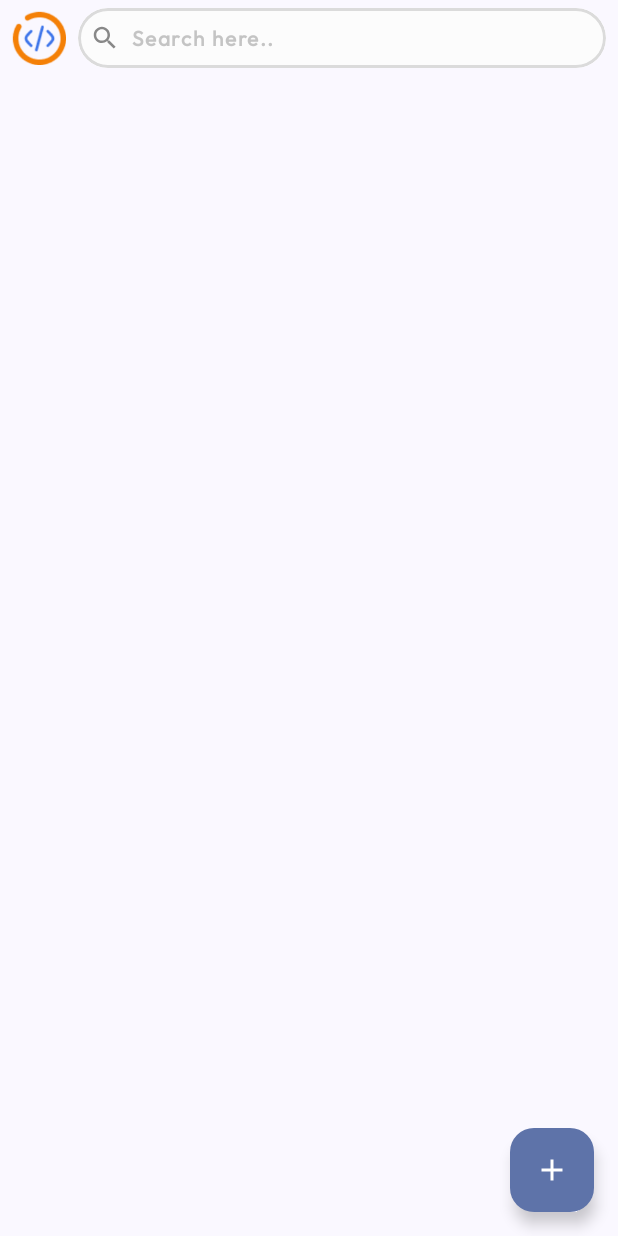
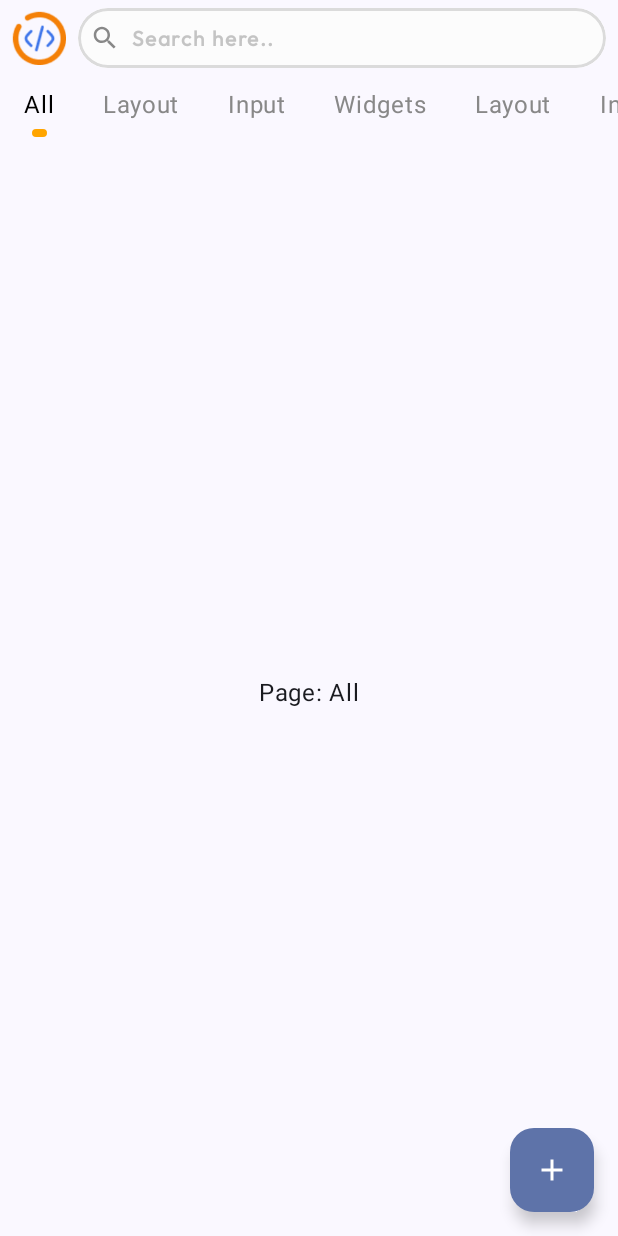
Before and after one commit to amzik763/codebase, an Android app built with Jetpack Compose: the screen it shows after launch (MainActivity), on a phone screen of 412 x 824 dp. Run offline under Robolectric (Android 15) with nearby library versions, the phone set to English and light mode, and no system bars; our stand-ins replace Dagger/Hilt's generated code.

Commit message:
Viewpager added

```diff
--- a/app/build.gradle.kts
+++ b/app/build.gradle.kts
@@ -106,9 +106,9 @@ dependencies {
     implementation("org.jetbrains.kotlinx:kotlinx-coroutines-android:1.7.3")
 
     //Viewpager
-    implementation("com.google.accompanist:accompanist-pager:0.30.1")
-    implementation("com.google.accompanist:accompanist-pager-indicators:0.30.1")
-
+  /*  implementation("com.google.accompanist:accompanist-pager:0.36.0")
+    implementation("com.google.accompanist:accompanist-pager-indicators:0.36.0")
+*/
 }
 
 
--- a/app/src/main/java/com/amzi/codebase/screens/dashboard.kt
+++ b/app/src/main/java/com/amzi/codebase/screens/dashboard.kt
@@ -1,19 +1,30 @@
 package com.amzi.codebase.screens
 
 import android.util.Log
+import androidx.compose.animation.core.animateDpAsState
+import androidx.compose.foundation.ExperimentalFoundationApi
 import androidx.compose.foundation.Image
+import androidx.compose.foundation.ScrollState
 import androidx.compose.foundation.background
 import androidx.compose.foundation.border
 import androidx.compose.foundation.clickable
+import androidx.compose.foundation.horizontalScroll
 import androidx.compose.foundation.layout.Arrangement
 import androidx.compose.foundation.layout.Box
 import androidx.compose.foundation.layout.Column
 import androidx.compose.foundation.layout.Row
+import androidx.compose.foundation.layout.Spacer
 import androidx.compose.foundation.layout.fillMaxSize
 import androidx.compose.foundation.layout.fillMaxWidth
 import androidx.compose.foundation.layout.height
+import androidx.compose.foundation.layout.offset
 import androidx.compose.foundation.layout.padding
 import androidx.compose.foundation.layout.size
+import androidx.compose.foundation.layout.width
+import androidx.compose.foundation.layout.wrapContentWidth
+import androidx.compose.foundation.pager.HorizontalPager
+import androidx.compose.foundation.pager.rememberPagerState
+import androidx.compose.foundation.rememberScrollState
 import androidx.compose.foundation.shape.CircleShape
 import androidx.compose.foundation.shape.RoundedCornerShape
 import androidx.compose.foundation.text.BasicTextField
@@ -24,13 +35,20 @@ import androidx.compose.material3.ExperimentalMaterial3Api
 import androidx.compose.material3.Icon
 import androidx.compose.material3.IconButton
 import androidx.compose.material3.MaterialTheme
+import androidx.compose.material3.ScrollableTabRow
+import androidx.compose.material3.Tab
+import androidx.compose.material3.TabRow
+import androidx.compose.material3.TabRowDefaults
 import androidx.compose.material3.Text
 import androidx.compose.material3.TextField
 import androidx.compose.material3.TextFieldDefaults
 import androidx.compose.runtime.Composable
+import androidx.compose.runtime.LaunchedEffect
 import androidx.compose.runtime.getValue
+import androidx.compose.runtime.mutableStateMapOf
 import androidx.compose.runtime.mutableStateOf
 import androidx.compose.runtime.remember
+import androidx.compose.runtime.rememberCoroutineScope
 import androidx.compose.runtime.setValue
 import androidx.compose.ui.Alignment
 import androidx.compose.ui.Modifier
@@ -38,11 +56,16 @@ import androidx.compose.ui.draw.clip
 import androidx.compose.ui.graphics.Color
 import androidx.compose.ui.graphics.SolidColor
 import androidx.compose.ui.layout.ContentScale
+import androidx.compose.ui.layout.onGloballyPositioned
+import androidx.compose.ui.layout.positionInWindow
+import androidx.compose.ui.platform.LocalConfiguration
+import androidx.compose.ui.platform.LocalDensity
 import androidx.compose.ui.res.painterResource
 import androidx.compose.ui.text.TextStyle
 import androidx.compose.ui.text.font.FontWeight
 import androidx.compose.ui.text.input.TextFieldValue
 import androidx.compose.ui.tooling.preview.Preview
+import androidx.compose.ui.unit.IntOffset
 import androidx.compose.ui.unit.TextUnit
 import androidx.compose.ui.unit.TextUnitType
 import androidx.compose.ui.unit.dp
@@ -54,6 +77,9 @@ import com.amzi.codebase.ui.theme.lightBlack
 import com.amzi.codebase.ui.theme.lightGrey
 import com.amzi.codebase.ui.theme.lighterGrey
 import com.amzi.codebase.ui.theme.paleWhite
+import kotlinx.coroutines.launch
+import kotlin.math.max
+import kotlin.math.min
 
 @Composable
 fun Dashboard(navController: NavHostController) {
@@ -61,6 +87,8 @@ fun Dashboard(navController: NavHostController) {
     Column {
         Log.d("MainActivity.TAG","Dashboard")
         Header()
+        ViewPagerWithTabs()
+
     }
 }
 
@@ -157,26 +185,124 @@ fun SearchBar(
     }
 }
 
-@Composable
-fun MyScreen() {
-    var searchQuery by remember { mutableStateOf("") }
-
-    SearchBar(
-        query = searchQuery,
-        onQueryChanged = { newQuery -> searchQuery = newQuery },
-        onClearQuery = { searchQuery = "" },
-        modifier = Modifier.padding(16.dp)
-    )
-}
 
 
+@OptIn(ExperimentalFoundationApi::class)
 @Composable
-fun SearchBarSample() {
-    var query by remember { mutableStateOf("") }
+fun ViewPagerWithTabs() {
+    val tabTitles = listOf(
+        "All", "Layout", "Input", "Widgets", "Layout", "Input", "Widgets",
+        "Layout", "Input", "Widgets"
+    )
+    val pagerState = rememberPagerState(initialPage = 0, initialPageOffsetFraction = 0f) {
+        tabTitles.size
+    }
+    val coroutineScope = rememberCoroutineScope()
+    val scrollState = rememberScrollState()
 
-    SearchBar(
-        query = query,
-        onQueryChanged = { query = it },
-        onClearQuery = { query = "" }
-    )
+    // Track tab offsets and widths
+    val tabPositions = remember { mutableStateMapOf<Int, IntOffset>() }
+    val tabWidths = remember { mutableStateMapOf<Int, Int>() }
+    val localDensity = LocalDensity.current
+    val localConfiguration = LocalConfiguration.current
+    // Use LaunchedEffect to handle page changes and scrolling
+    LaunchedEffect(pagerState.currentPage) {
+        val page = pagerState.currentPage
+        val tabPosition = tabPositions[page] ?: return@LaunchedEffect
+        val tabWidth = tabWidths[page] ?: return@LaunchedEffect
+
+        val scrollX = scrollState.value.toFloat()
+        val screenWidthPx = with(localDensity) { localConfiguration.screenWidthDp.dp.toPx() }
+        val tabLeftEdge = tabPosition.x.toFloat()
+        val tabRightEdge = tabLeftEdge + tabWidth
+
+        // Log values for debugging
+        Log.d("ViewPagerWithTabs", "Current Page: $page")
+        Log.d("ViewPagerWithTabs", "Tab Position: $tabPosition")
+        Log.d("ViewPagerWithTabs", "Tab Width: $tabWidth")
+        Log.d("ViewPagerWithTabs", "Scroll X: $scrollX")
+        Log.d("ViewPagerWithTabs", "Screen Width (px): $screenWidthPx")
+        Log.d("ViewPagerWithTabs", "Tab Left Edge: $tabLeftEdge")
+        Log.d("ViewPagerWithTabs", "Tab Right Edge: $tabRightEdge")
+
+        // Determine the scroll offset
+        val targetScrollX: Int = when {
+            tabLeftEdge < scrollX -> {
+                Log.d("ViewPagerWithTabs", "Scrolling left to: ${tabLeftEdge.toInt()}")
+                tabLeftEdge.toInt() // Scroll left
+            }
+            tabRightEdge > scrollX - page*40 + screenWidthPx-> {
+                val scrollTarget = (tabRightEdge - screenWidthPx).toInt() + page*40
+                Log.d("ViewPagerWithTabs", "Scrolling right to: $scrollTarget")
+                scrollTarget // Scroll right
+            }
+            else -> {
+                Log.d("ViewPagerWithTabs", "No scrolling needed")
+                return@LaunchedEffect // No scrolling needed
+            }
+        }
+
+        // Animate the scroll to the target position
+        scrollState.animateScrollTo(targetScrollX)
+        Log.d("ViewPagerWithTabs", "Animated Scroll To: $targetScrollX")
+    }
+
+    Column(modifier = Modifier.fillMaxSize()) {
+        // Custom scrollable tab row
+        Row(
+            modifier = Modifier
+                .fillMaxWidth()
+                .horizontalScroll(scrollState)
+                .padding(vertical = 8.dp, horizontal = 0.dp)
+        ) {
+            tabTitles.forEachIndexed { index, title ->
+                Box(
+                    modifier = Modifier
+                        .padding(horizontal = 16.dp)
+                        .onGloballyPositioned { coordinates ->
+                            // Capture the global position and width of each tab
+                            tabPositions[index] = IntOffset(coordinates.positionInWindow().x.toInt(), 0)
+                            tabWidths[index] = coordinates.size.width
+                        }
+                        .clickable {
+                            coroutineScope.launch {
+                                pagerState.animateScrollToPage(index)
+                            }
+                        }
+                ) {
+                    Column(horizontalAlignment = Alignment.CenterHorizontally) {
+                        // Text for each tab
+                        Text(
+                            text = title,
+                            color = if (pagerState.currentPage == index) Color.Black else Color.Gray,
+                        )
+
+                        Spacer(modifier = Modifier.height(4.dp))
+
+                        // Animate the indicator
+                        if (pagerState.currentPage == index) {
+                            Box(
+                                modifier = Modifier
+                                    .width(10.dp)
+                                    .height(5.dp)
+                                    .clip(RoundedCornerShape(50))
+                                    .background(Color(0xFFFFA500))
+                            )
+                        }
+                    }
+                }
+            }
+        }
+
+        // HorizontalPager from the official Jetpack Compose ViewPager library
+        HorizontalPager(
+            state = pagerState,
+            modifier = Modifier.weight(1f),
+        ) { page ->
+            // Content for each page
+            Box(modifier = Modifier.fillMaxSize()) {
+                Text("Page: ${tabTitles[page]}", modifier = Modifier.align(Alignment.Center))
+            }
+        }
+    }
 }
```
